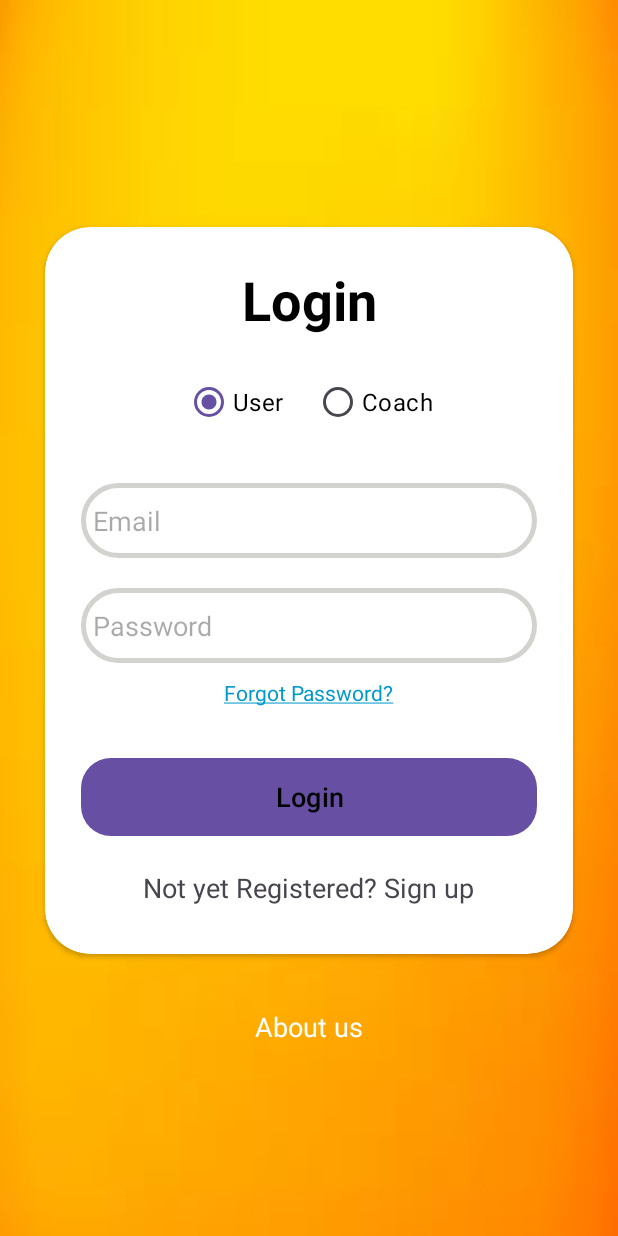
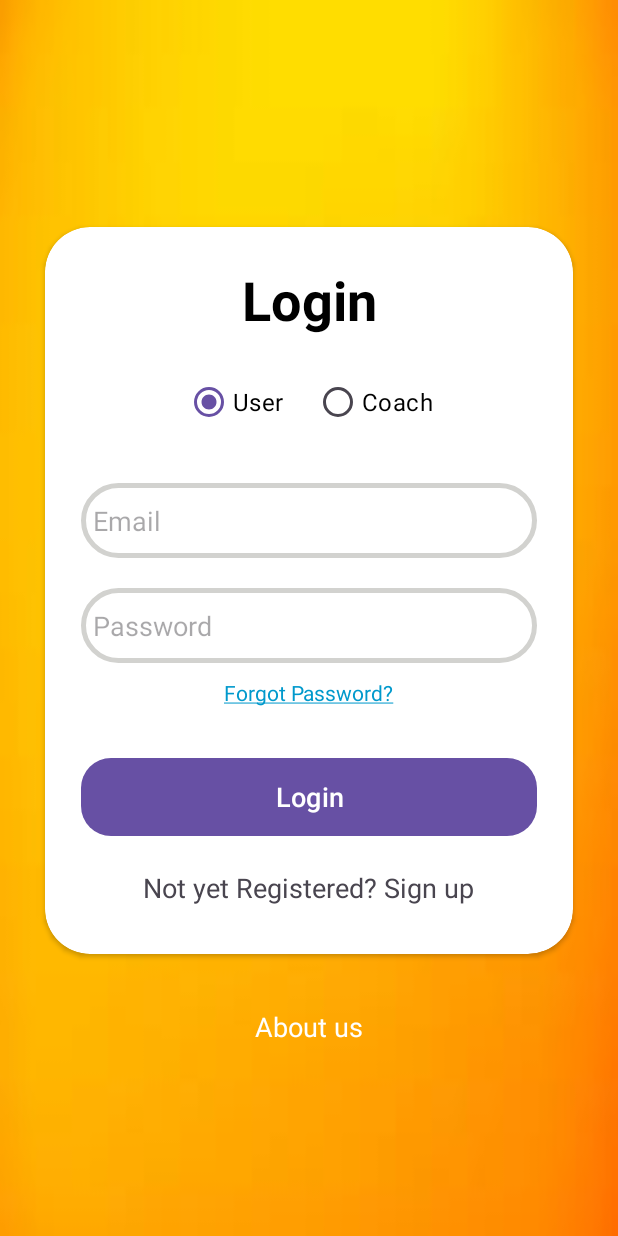
Before and after one commit to knnthrs/AIA_App, an Android app: the LoginActivity screen opened directly, with no data from a screen before it, on a phone screen of 412 x 824 dp. Run offline under Robolectric (Android 15) with nearby library versions, the phone set to English and light mode, and no system bars; our stand-ins replace Firebase (no records; nobody signed in at launch, a user with empty details on screens opened directly).

Commit message:
Save my progress

```diff
--- a/app/src/main/res/layout/activity_login.xml
+++ b/app/src/main/res/layout/activity_login.xml
@@ -104,7 +104,7 @@
                     android:id="@+id/login_button"
                     android:layout_width="match_parent"
                     android:layout_height="match_parent"
-                    android:textColor="@color/black"
+                    android:textColor="@color/white"
                     android:text="Login"
                     android:textSize="18sp"
                     app:cornerRadius="20dp" />
```
